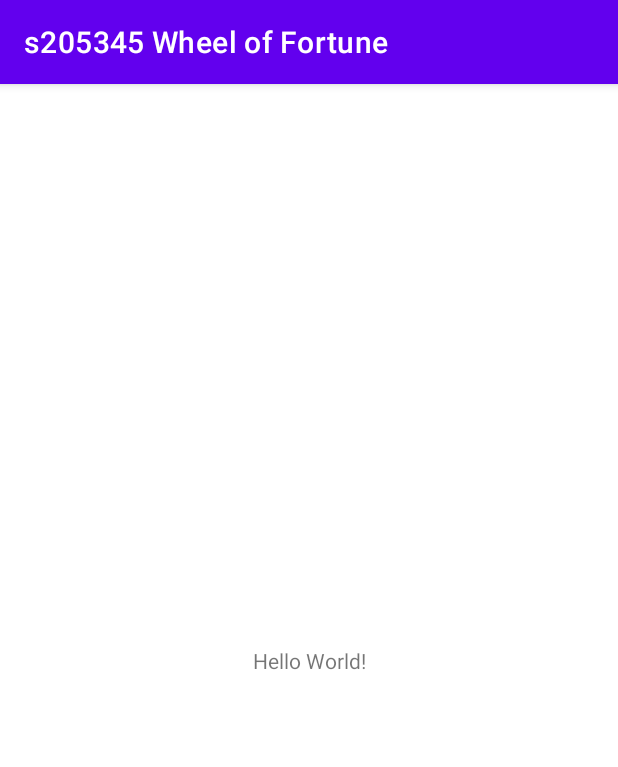
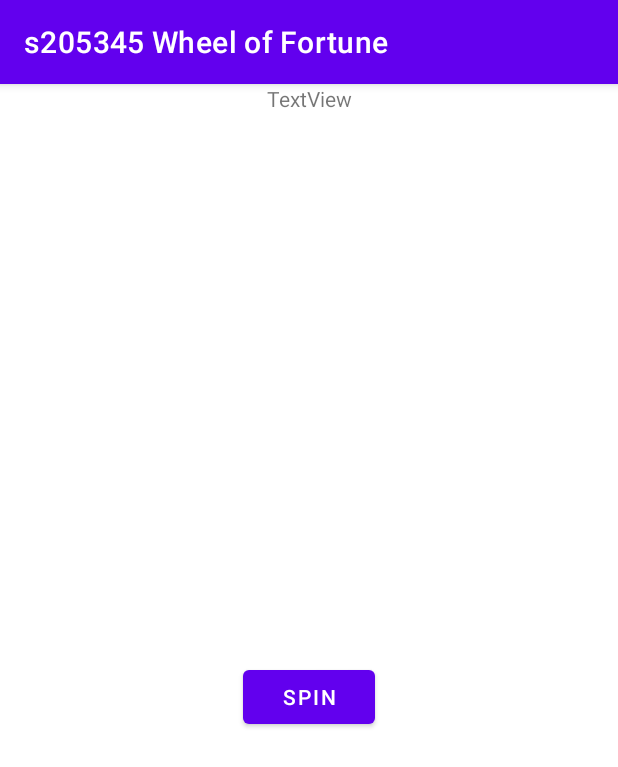
Before and after one commit to sebsinding/s205345WheelOfFortune, an Android app: the screen it shows after launch (MainActivity), on a phone screen of 412 x 824 dp. Shown: the top 767 px of the screen. Run offline under Robolectric (Android 15) with nearby library versions, the phone set to English and light mode, and no system bars.

Commit message:
spin button

```diff
--- /dev/null
+++ b/app/src/main/java/com/example/s205345wheeloffortune/Bankrupt.kt
@@ -0,0 +1,4 @@
+package com.example.s205345wheeloffortune
+
+class Bankrupt {
+}
--- /dev/null
+++ b/app/src/main/java/com/example/s205345wheeloffortune/ChooseLetter.kt
@@ -0,0 +1,4 @@
+package com.example.s205345wheeloffortune
+
+class ChooseLetter {
+}
--- /dev/null
+++ b/app/src/main/java/com/example/s205345wheeloffortune/LifeGained.kt
@@ -0,0 +1,5 @@
+package com.example.s205345wheeloffortune
+
+class LifeGained {
+
+}
--- /dev/null
+++ b/app/src/main/java/com/example/s205345wheeloffortune/LifeLost.kt
@@ -0,0 +1,4 @@
+package com.example.s205345wheeloffortune
+
+class LifeLost{
+}
--- a/app/src/main/java/com/example/s205345wheeloffortune/MainActivity.kt
+++ b/app/src/main/java/com/example/s205345wheeloffortune/MainActivity.kt
@@ -1,39 +1,33 @@
 package com.example.s205345wheeloffortune
 
+import android.content.Intent
 import androidx.appcompat.app.AppCompatActivity
 import android.os.Bundle
+import android.widget.Button
 import com.example.s205345wheeloffortune.model.LuckyWheel
+
+
 
 class MainActivity : AppCompatActivity() {
 
+    // Creates a wheel that can spin
     private val luckyWheel = LuckyWheel()
-    private val BANKRUPT = "BANKRUPT"
-    private val MISSED_TURN = "MISSED_TURN"
-    private val EKSTRA_TURN = "EKSTRA_LIFE"
-    private val CHOOSE_LETTER = "CHOOSE_LETTER"
-    private val SPIN_WHEEL = "SPIN_WHEEL"
 
     override fun onCreate(savedInstanceState: Bundle?) {
         super.onCreate(savedInstanceState)
-        setContentView(R.layout.choose_letter)
+        setContentView(R.layout.spin_wheel)
+
+        val button = findViewById<Button>(R.id.spinButton)
+        button.setOnClickListener(){clickSpinButton()}
 
     }
 
-
-    private fun clickSpinButton{
+    private fun clickSpinButton(){
         when(luckyWheel.spinWheel()){
-            1 -> {
-
-            }
-            2 -> {
-
-            }
-            3 -> {
-
-            }
-            4 -> {
-
-            }
+            1 -> { startActivity(Intent(this,Bankrupt::class.java)) }
+            2 -> { startActivity(Intent(this,ChooseLetter::class.java)) }
+            3 -> { startActivity(Intent(this,LifeGained::class.java)) }
+            4 -> { startActivity(Intent(this,LifeLost::class.java)) }
         }
 
     }
--- a/app/src/main/res/layout/spin_wheel.xml
+++ b/app/src/main/res/layout/spin_wheel.xml
@@ -6,7 +6,7 @@
     android:layout_height="match_parent">
 
     <Button
-        android:id="@+id/spin"
+        android:id="@+id/spinButton"
         android:layout_width="wrap_content"
         android:layout_height="wrap_content"
         android:layout_marginTop="30dp"
--- a/app/src/main/res/values/strings.xml
+++ b/app/src/main/res/values/strings.xml
@@ -5,7 +5,7 @@
     <string name="bankrupt">You just went bankrupt, and lost all your points</string>
     <string name="winner">Winner Winner Chicken Dinner, YOU WON</string>
     <string name="loser">Unfortunate you lost</string>
-    <string name="missedTurn">Sucks for you, you just lost a life</string>
-    <string name="ekstraTurn">Congratulations, you just received an ekstra life</string>
+    <string name="lifeLOST">Sucks for you, you just lost a life</string>
+    <string name="lifeGained">Congratulations, you just gained an ekstra life</string>
     <string name="chooseLetter">Choose a letter</string>
 </resources>
```
Also changed, not shown: app/src/main/java/com/example/s205345wheeloffortune/model/Player.kt (added, +15 -0 lines).
